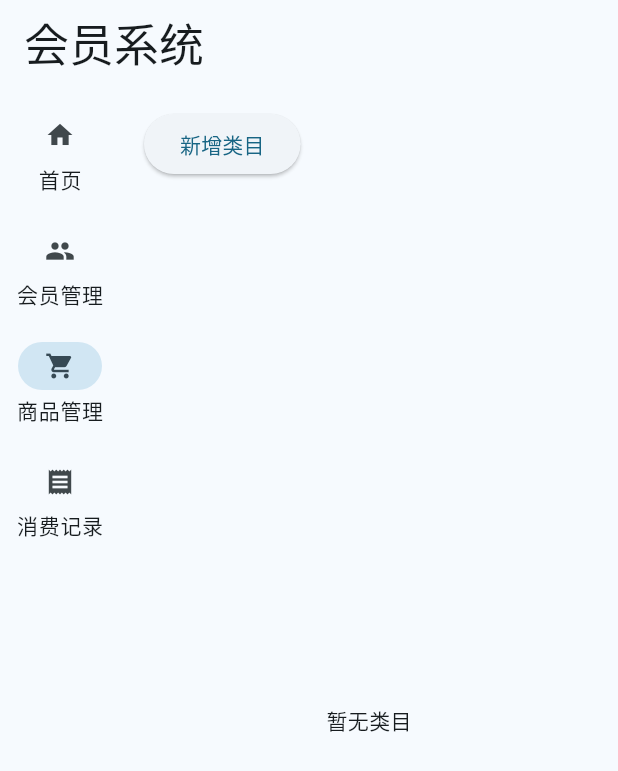
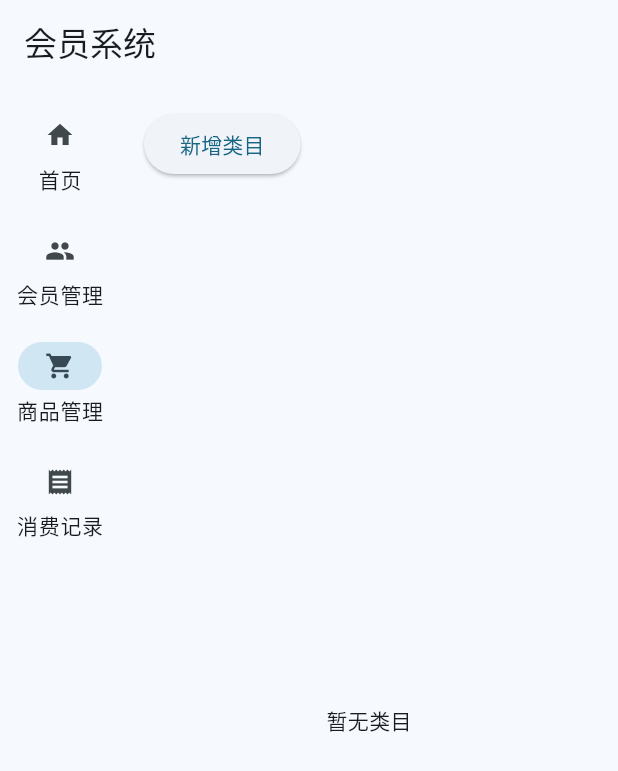
Before and after one commit to hanlei153/membership_system, a Flutter app: the screen it shows after launch, after a tap on "会员管理", after a tap on "商品管理", on a phone screen of 412 x 824 dp. Shown: the top 771 px of the screen. Run offline on Flutter 3.47's test engine with Material 3 defaults, Android fonts, the phone set to English and light mode, and no system bars; our stand-ins replace file_picker, sqflite, sqflite_common_ffi; missing offline and left inert: contextmenu; accounts and stored records are empty.

Commit message:
删除谷歌字体

```diff
--- a/lib/main.dart
+++ b/lib/main.dart
@@ -3,7 +3,6 @@ import 'dart:async';
 import 'package:flutter/material.dart';
 import 'package:sqflite_common_ffi/sqflite_ffi.dart';
 import 'pages/mainframePage.dart';
-import 'package:google_fonts/google_fonts.dart';
 
 void main() {
   sqfliteFfiInit();
@@ -36,21 +35,14 @@ class MyApp extends StatelessWidget {
           // ···
           brightness: Brightness.light,
         ),
-        textTheme: TextTheme(
-      displayLarge: const TextStyle(
+        textTheme: const TextTheme(
+      displayLarge: TextStyle(
         fontSize: 72,
         fontWeight: FontWeight.bold,
       ),
-      // ···
-      titleLarge: GoogleFonts.oswald(
-        fontSize: 30,
-        // fontStyle: FontStyle.italic,
-      ),
-      bodyMedium: GoogleFonts.merriweather(),
-      displaySmall: GoogleFonts.pacifico(),
     ),
       ),
-      home: MianFramePage(
+      home: const MianFramePage(
         title: '会员系统',
       ),
     );
--- a/lib/pages/commodityManage/commodityManagePage.dart
+++ b/lib/pages/commodityManage/commodityManagePage.dart
@@ -104,7 +104,7 @@ class _CommodityManagePageState extends State<CommodityManagePage> {
         ),
       ),
       isLoading
-          ? Center(child: CircularProgressIndicator())
+          ? const Center(child: CircularProgressIndicator())
           : Expanded(
               child: commodityCategorys.isEmpty
                   ? const Center(child: Text('暂无类目'))
--- a/pubspec.yaml
+++ b/pubspec.yaml
@@ -35,7 +35,6 @@ dependencies:
   file_picker: ^8.1.7
   path_provider: ^2.1.5
   path: ^1.9.0
-  google_fonts: ^6.2.1
   contextmenu: ^3.0.0  # 右键菜单
 
 
```
Also changed, not shown: pubspec.lock.
